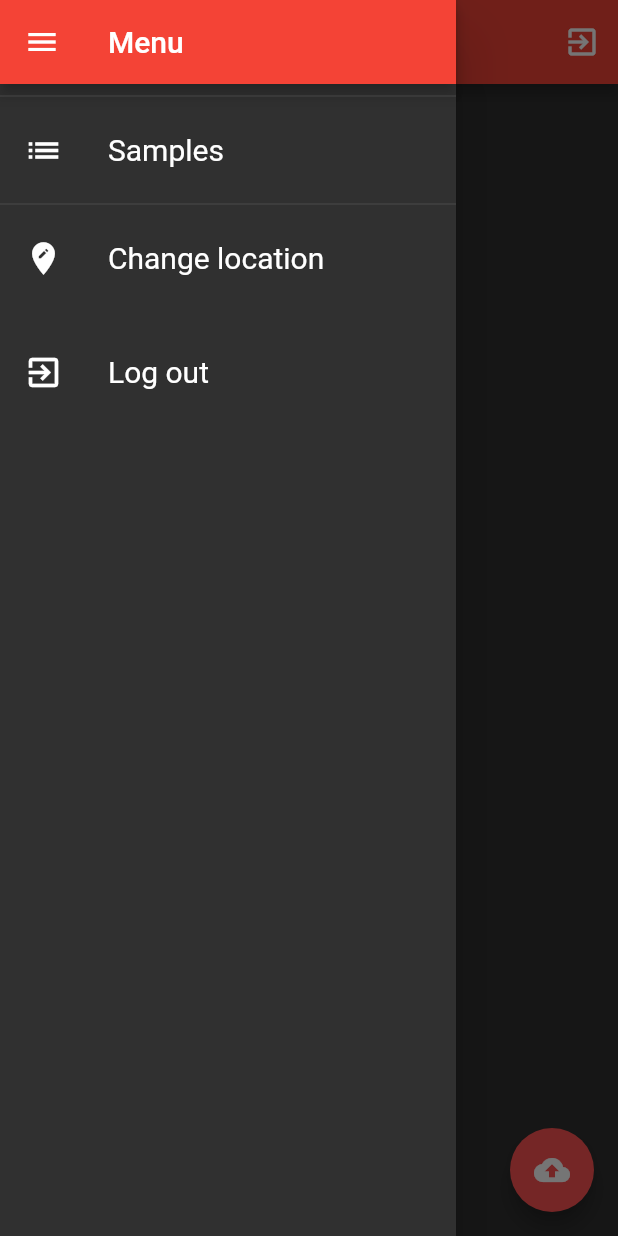
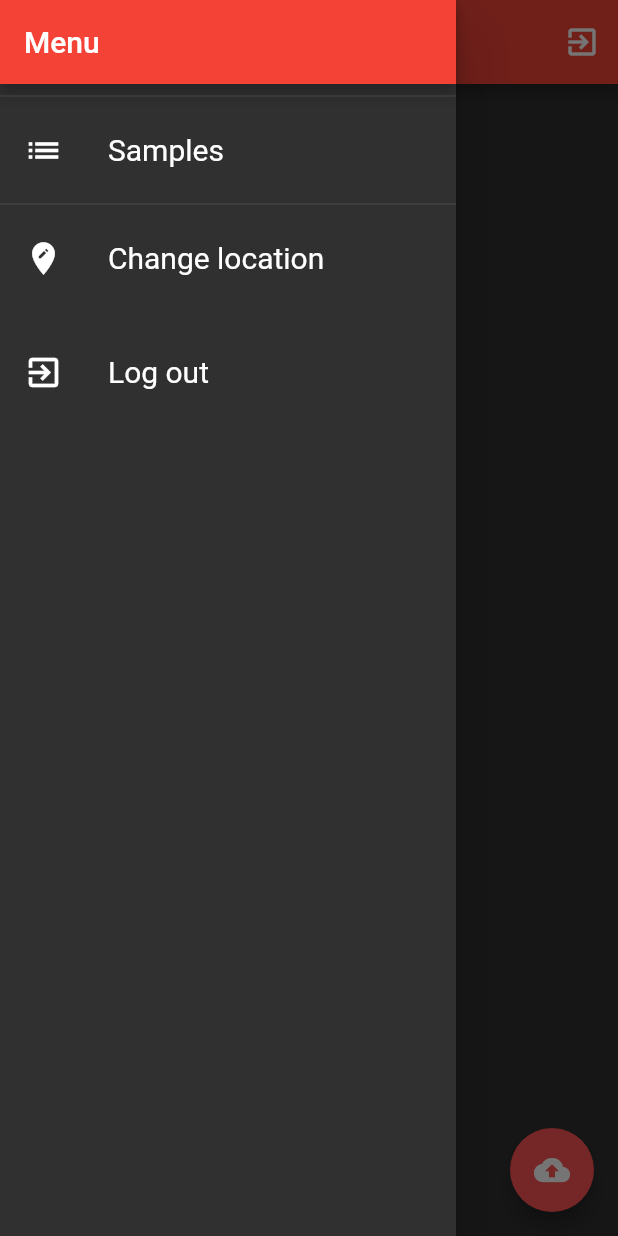
Before and after one commit to miketsop/HelpfulETH-TrackingCovidSamples, a Flutter app: the screen it shows once a user with an empty profile is signed in, with the side drawer open, on a phone screen of 412 x 824 dp. Run offline on Flutter 3.47's test engine with Material 2 defaults, Android fonts, the phone set to English and light mode, and no system bars; our stand-ins replace cloud_firestore, firebase_auth; missing offline and left inert: flutter_barcode_scanner; accounts and stored records are empty.

Commit message:
Small optimizations. Corrected bug when logging out after having switched screens.

```diff
--- a/lib/main.dart
+++ b/lib/main.dart
@@ -1,6 +1,6 @@
 import 'package:flutter/material.dart';
 import 'package:flutter/services.dart';
-import 'package:firebase_auth/firebase_auth.dart';
+import 'package:helpfulETH_TrackingCovidSamples/screens/decision_screen.dart';
 
 import './screens/auth_screen.dart';
 import './screens/scan_screen.dart';
@@ -40,18 +40,21 @@ class MyApp extends StatelessWidget {
           ),
         ),
       ),
-        home: StreamBuilder(
-            stream: FirebaseAuth.instance.onAuthStateChanged,
-            builder: (ctx, userSnapshot) {
-              if (userSnapshot.hasData) {
-                // return null;
-                return ScanScreen();
-              }
-              return AuthScreen();
-            }),
+      home: DecisionScreen(),
       routes: {
         SamplesScreen.routeName: (ctx) => SamplesScreen(),
         ScanScreen.routeName: (ctx) => ScanScreen(),
-        });
+        AuthScreen.routeName: (ctx) => AuthScreen(),
+        DecisionScreen.routeName: (ctx) => DecisionScreen(),
+      },
+      onGenerateRoute: (settings) {
+        print(settings.arguments);
+        return MaterialPageRoute(builder: (ctx) => AuthScreen());
+      },
+      //* This page below will be loaded as a fallback if also onGenerateRoute fails!
+      onUnknownRoute: (settings) {
+        return MaterialPageRoute(builder: (ctx) => AuthScreen());
+      },
+    );
   }
 }
--- /dev/null
+++ b/lib/screens/decision_screen.dart
@@ -0,0 +1,31 @@
+import 'package:flutter/material.dart';
+import 'package:firebase_auth/firebase_auth.dart';
+
+import './auth_screen.dart';
+import './scan_screen.dart';
+
+class DecisionScreen extends StatelessWidget {
+  static const routeName = '/decision-screen';
+  @override
+  Widget build(BuildContext context) {
+    return StreamBuilder<FirebaseUser>(
+      stream: FirebaseAuth.instance.onAuthStateChanged,
+      builder: (ctx, userSnapshot) {
+        if (userSnapshot.connectionState == ConnectionState.active) {
+          FirebaseUser user = userSnapshot.data;
+          print(user);
+          if (user == null) {
+            return AuthScreen();
+          }
+          return ScanScreen();
+        } else {
+          return Scaffold(
+            body: Center(
+              child: CircularProgressIndicator(),
+            ),
+          );
+        }
+      },
+    );
+  }
+}
--- a/lib/screens/samples_screen.dart
+++ b/lib/screens/samples_screen.dart
@@ -2,7 +2,7 @@ import 'package:flutter/material.dart';
 import 'package:cloud_firestore/cloud_firestore.dart';
 
 import '../widgets/sample.dart';
-import './scan_screen.dart';
+import '../widgets/main_drawer.dart';
 
 class SamplesScreen extends StatefulWidget {
   static const routeName = '/samples-screen';
@@ -13,7 +13,7 @@ class SamplesScreen extends StatefulWidget {
 class _SamplesScreenState extends State<SamplesScreen> {
 
   void _onBackPressed(){
-    Navigator.of(context).pushReplacementNamed(ScanScreen.routeName);
+    Navigator.of(context).pop();
   }
 
   @override
@@ -23,6 +23,7 @@ class _SamplesScreenState extends State<SamplesScreen> {
           leading: IconButton(icon: Icon(Icons.arrow_back), onPressed: _onBackPressed),
           title: const Text('List of COVID samples'),
         ),
+        drawer: MainDrawer(),
         body: StreamBuilder(
           stream: Firestore.instance
               .collection('samples')
@@ -35,7 +36,6 @@ class _SamplesScreenState extends State<SamplesScreen> {
               );
             }
             final samples = snapshot.data.documents;
-            print(samples.length);
             if (samples.length == 0){
               return Center(child: const Text('No samples added yet!'));
             }
--- a/lib/screens/scan_screen.dart
+++ b/lib/screens/scan_screen.dart
@@ -19,6 +19,7 @@ class ScanScreen extends StatefulWidget {
 class _ScanScreenState extends State<ScanScreen> {
   String _scanBarcode = 'Unknown';
   var _isUploading = false;
+  int _selectedIndex = 0;
 
   Future<void> scanQR() async {
     String barcodeScanRes;
@@ -79,6 +80,12 @@ class _ScanScreenState extends State<ScanScreen> {
     });
   }
 
+  void _onItemTapped(int index){
+    setState(() {
+      _selectedIndex = index;
+    });
+  }
+
   @override
   Widget build(BuildContext context) {
     return Scaffold(
@@ -125,12 +132,14 @@ class _ScanScreenState extends State<ScanScreen> {
         ),
       ),
       floatingActionButton: FloatingActionButton(
-          onPressed: (_isUploading ||
-                  _scanBarcode.trim().isEmpty ||
-                  _scanBarcode.contains('Unknown') ||
-                  _scanBarcode.contains('-1'))
-              ? null
-              : () => _uploadSample(context),
+        onPressed:
+            // (_isUploading ||
+            //         _scanBarcode.trim().isEmpty ||
+            //         _scanBarcode.contains('Unknown') ||
+            //         _scanBarcode.contains('-1'))
+            //     ? null
+            //     :
+            () => _uploadSample(context),
         child: const Icon(Icons.cloud_upload),
         tooltip: 'Upload sample',
       ),
--- a/lib/widgets/auth/auth_form.dart
+++ b/lib/widgets/auth/auth_form.dart
@@ -33,7 +33,6 @@ class _AuthFormState extends State<AuthForm> {
     final appDir = await syspaths.getApplicationDocumentsDirectory();
     final filename = File('${appDir.path}/Lab.txt');
     filename.writeAsString('$_labName');
-    print('Saved Lab name: $_labName');
 
     //  Send values to firebase for authentication...
     widget.submitFn(_userEmail.trim(), _userPassword.trim(), context);
--- a/lib/widgets/main_drawer.dart
+++ b/lib/widgets/main_drawer.dart
@@ -55,24 +55,30 @@ class MainDrawer extends StatelessWidget {
         children: <Widget>[
           AppBar(
             title: Text('Menu'),
-            // automaticallyImplyLeading: true,
+            automaticallyImplyLeading: false,
           ),
           Divider(),
-          buildListTile('Samples', Icons.list, () {
-            Navigator.of(context).pushNamed(SamplesScreen.routeName);
-            // Navigator.pop(context);
-          }),
+          buildListTile(
+            'Samples',
+            Icons.list,
+            () {
+              Navigator.of(context).pushNamed(SamplesScreen.routeName);
+            },
+          ),
           Divider(),
           buildListTile('Change location', Icons.edit_location, () {
             buildModalSheet(context);
-            // Navigator.pop(context);
           }),
           SizedBox(
             height: 20,
           ),
-          buildListTile('Log out', Icons.exit_to_app, () {
-            FirebaseAuth.instance.signOut();
-          }),
+          buildListTile(
+            'Log out',
+            Icons.exit_to_app,
+            () {
+              FirebaseAuth.instance.signOut();
+            },
+          ),
         ],
       ),
     );
```
Also changed, not shown: lib/screens/auth_screen.dart (+6 -6 lines), pubspec.yaml (+4 -3 lines). Lines whose indentation alone changed are shown as unchanged.
